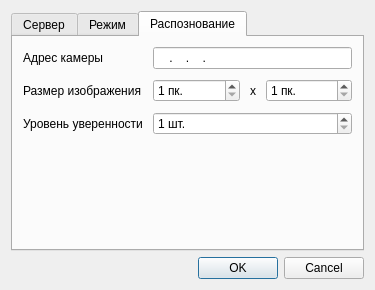
Baxulio/ParkingACS, file AccessController/dialogs/SettingsDialog.ui: the form before one commit.
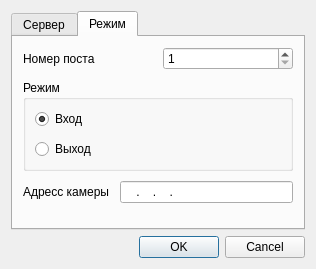
The form after the commit.

```diff
--- a/AccessController/dialogs/SettingsDialog.ui
+++ b/AccessController/dialogs/SettingsDialog.ui
@@ -6,8 +6,8 @@
    <rect>
     <x>0</x>
     <y>0</y>
-    <width>375</width>
-    <height>290</height>
+    <width>316</width>
+    <height>269</height>
    </rect>
   </property>
   <property name="windowTitle">
@@ -23,7 +23,7 @@
       <enum>QTabWidget::Rounded</enum>
      </property>
      <property name="currentIndex">
-      <number>2</number>
+      <number>1</number>
      </property>
      <widget class="QWidget" name="server_tab">
       <attribute name="title">
@@ -203,6 +203,27 @@
          </layout>
         </widget>
        </item>
+       <item>
+        <layout class="QHBoxLayout" name="horizontalLayout_4">
+         <property name="spacing">
+          <number>10</number>
+         </property>
+         <item>
+          <widget class="QLabel" name="label_16">
+           <property name="text">
+            <string>Адресс камеры</string>
+           </property>
+          </widget>
+         </item>
+         <item>
+          <widget class="QLineEdit" name="camera_ip_edit">
+           <property name="inputMask">
+            <string>0000.0000.0000.0000</string>
+           </property>
+          </widget>
+         </item>
+        </layout>
+       </item>
        <item>
         <spacer name="verticalSpacer">
          <property name="orientation">
@@ -218,112 +239,6 @@
        </item>
       </layout>
      </widget>
-     <widget class="QWidget" name="camera_tab">
-      <attribute name="title">
-       <string>Распознование</string>
-      </attribute>
-      <layout class="QFormLayout" name="formLayout_2">
-       <property name="horizontalSpacing">
-        <number>10</number>
-       </property>
-       <property name="verticalSpacing">
-        <number>10</number>
-       </property>
-       <property name="leftMargin">
-        <number>10</number>
-       </property>
-       <property name="topMargin">
-        <number>10</number>
-       </property>
-       <property name="rightMargin">
-        <number>10</number>
-       </property>
-       <property name="bottomMargin">
-        <number>10</number>
-       </property>
-       <item row="0" column="0">
-        <widget class="QLabel" name="label_5">
-         <property name="text">
-          <string>Адрес камеры</string>
-         </property>
-        </widget>
-       </item>
-       <item row="0" column="1">
-        <widget class="QLineEdit" name="lineEdit">
-         <property name="inputMask">
-          <string>0000.0000.0000.0000</string>
-         </property>
-        </widget>
-       </item>
-       <item row="1" column="1">
-        <layout class="QHBoxLayout" name="horizontalLayout_3" stretch="1,0,1">
-         <item>
-          <widget class="QSpinBox" name="spinBox">
-           <property name="suffix">
-            <string> пк.</string>
-           </property>
-           <property name="minimum">
-            <number>1</number>
-           </property>
-           <property name="maximum">
-            <number>9999</number>
-           </property>
-          </widget>
-         </item>
-         <item>
-          <widget class="QLabel" name="label_8">
-           <property name="text">
-            <string>х</string>
-           </property>
-          </widget>
-         </item>
-         <item>
-          <widget class="QSpinBox" name="spinBox_2">
-           <property name="suffix">
-            <string> пк.</string>
-           </property>
-           <property name="minimum">
-            <number>1</number>
-           </property>
-           <property name="maximum">
-            <number>9999</number>
-           </property>
-          </widget>
-         </item>
-        </layout>
-       </item>
-       <item row="1" column="0">
-        <widget class="QLabel" name="label_6">
-         <property name="text">
-          <string>Размер изображения</string>
-         </property>
-        </widget>
-       </item>
-       <item row="2" column="0">
-        <widget class="QLabel" name="label_7">
-         <property name="text">
-          <string>Уровень уверенности</string>
-         </property>
-        </widget>
-       </item>
-       <item row="2" column="1">
-        <widget class="QSpinBox" name="spinBox_3">
-         <property name="suffix">
-          <string> шт.</string>
-         </property>
-         <property name="prefix">
-          <string/>
-         </property>
-         <property name="minimum">
-          <number>1</number>
-         </property>
-         <property name="maximum">
-          <number>9999</number>
-         </property>
-        </widget>
-       </item>
-      </layout>
-     </widget>
     </widget>
    </item>
    <item>
```
